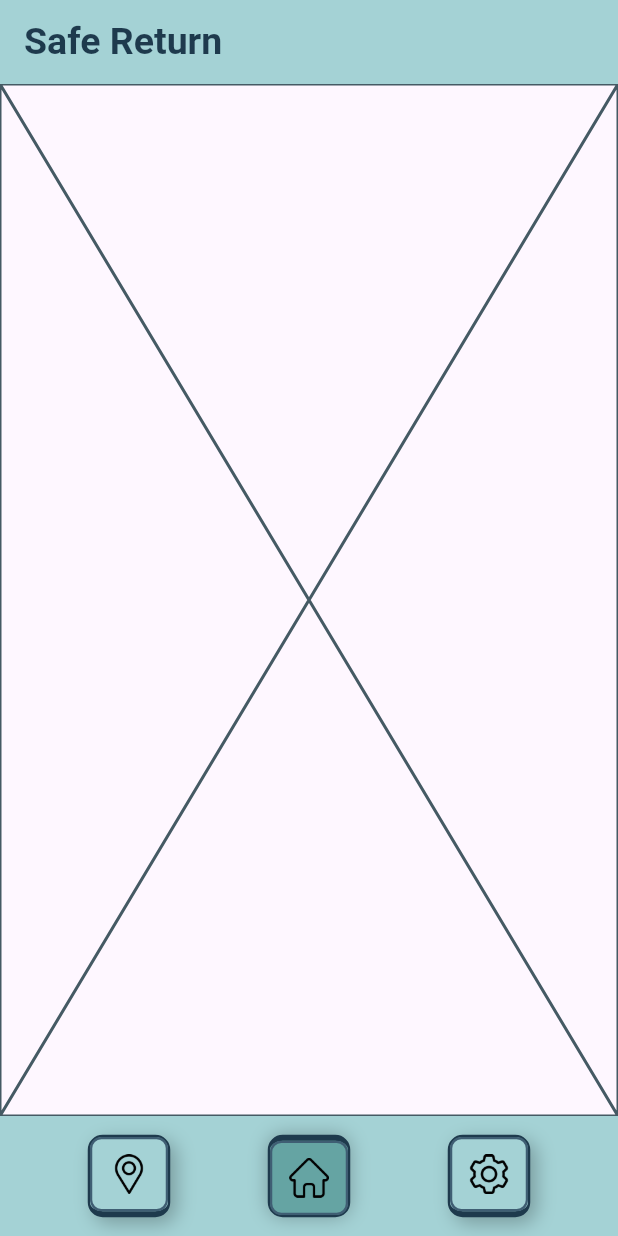
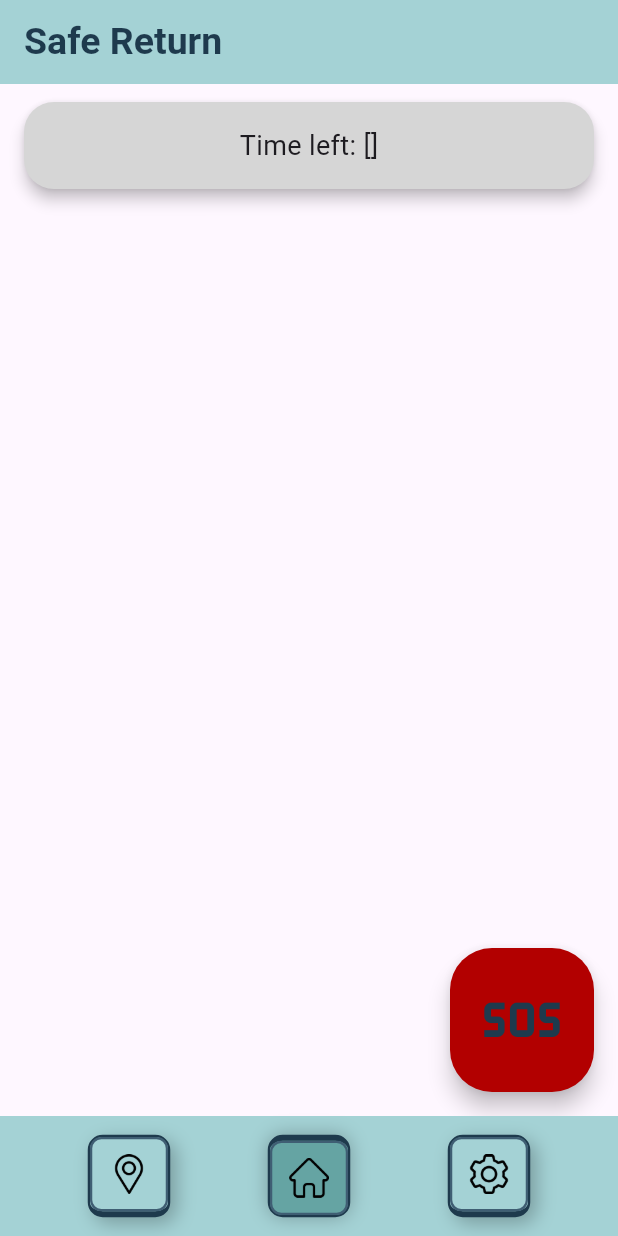
Before and after one commit to ZephLevy/Safe-return, a Flutter app: the screen it shows after launch, on a phone screen of 412 x 824 dp. Run offline on Flutter 3.47's test engine with Material 3 defaults, Android fonts, the light colour scheme and no system bars.

Commit message:
Added a timeLeft widget and an SOS button. The timeLeft widget doesn't show the time left and the SOS button doesn't do anything yet.

```diff
--- a/lib/pages/home_page.dart
+++ b/lib/pages/home_page.dart
@@ -6,6 +6,50 @@ class HomePage extends StatelessWidget {
 
   @override
   Widget build(BuildContext context) {
-    return Placeholder();
+    return Scaffold(
+      floatingActionButton: _sosButton(),
+      body: Column(
+        mainAxisAlignment: MainAxisAlignment.start,
+        crossAxisAlignment: CrossAxisAlignment.center,
+        children: [
+          _timeLeft()
+        ],
+      )
+    );
+  }
+
+  FloatingActionButton _sosButton() {
+    return FloatingActionButton.large(
+      onPressed: () {},
+      backgroundColor: Color(0xffB20000),
+      child: Icon(
+        Icons.sos,
+        size: 55,
+        color: Palette.blue1,
+      ),
+    );
+  }
+
+  Widget _timeLeft() {
+    return Container(
+      margin: EdgeInsets.symmetric(vertical: 8, horizontal: 12),
+      width: double.infinity,
+      child: Card(
+        color: Color(0xffD6D6D6), //TODO: make this a different color when user is on trip
+        elevation: 4,
+        shape: RoundedRectangleBorder(
+          borderRadius: BorderRadius.circular(20)
+        ),
+        child: Padding(
+          padding: EdgeInsets.all(16),
+          child: Center(
+            child: Text(
+              'Time left: []',
+              style: TextStyle(fontSize: 18)
+            ),
+          ),
+        ),
+      ),
+    );
   }
 }
```
